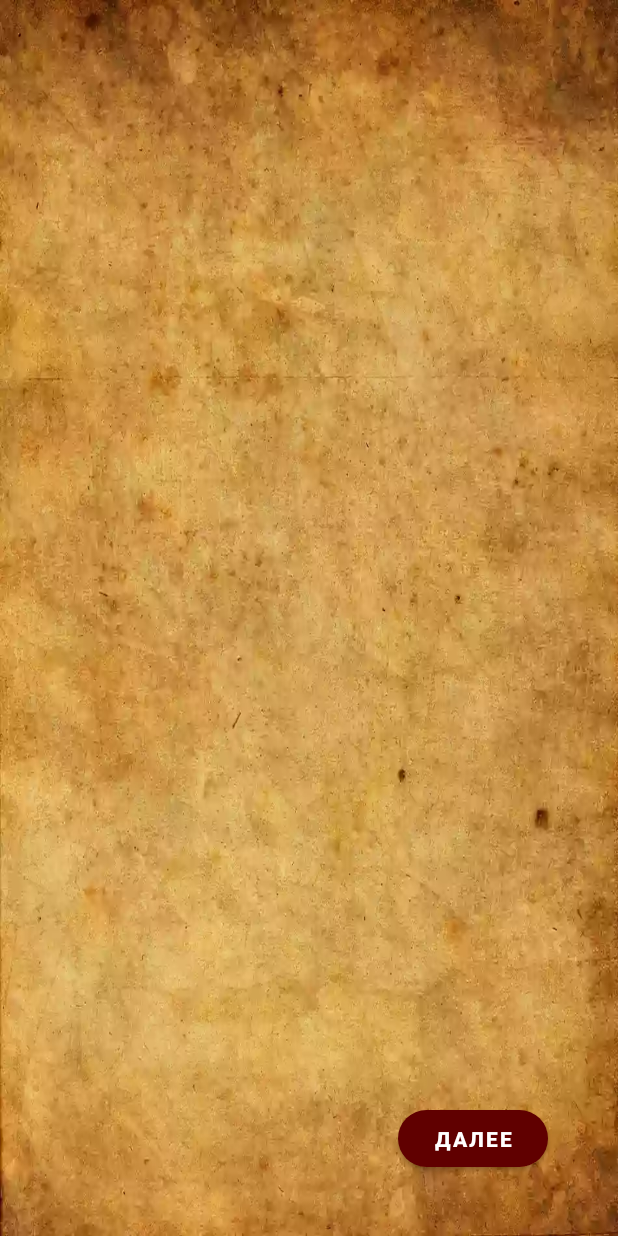
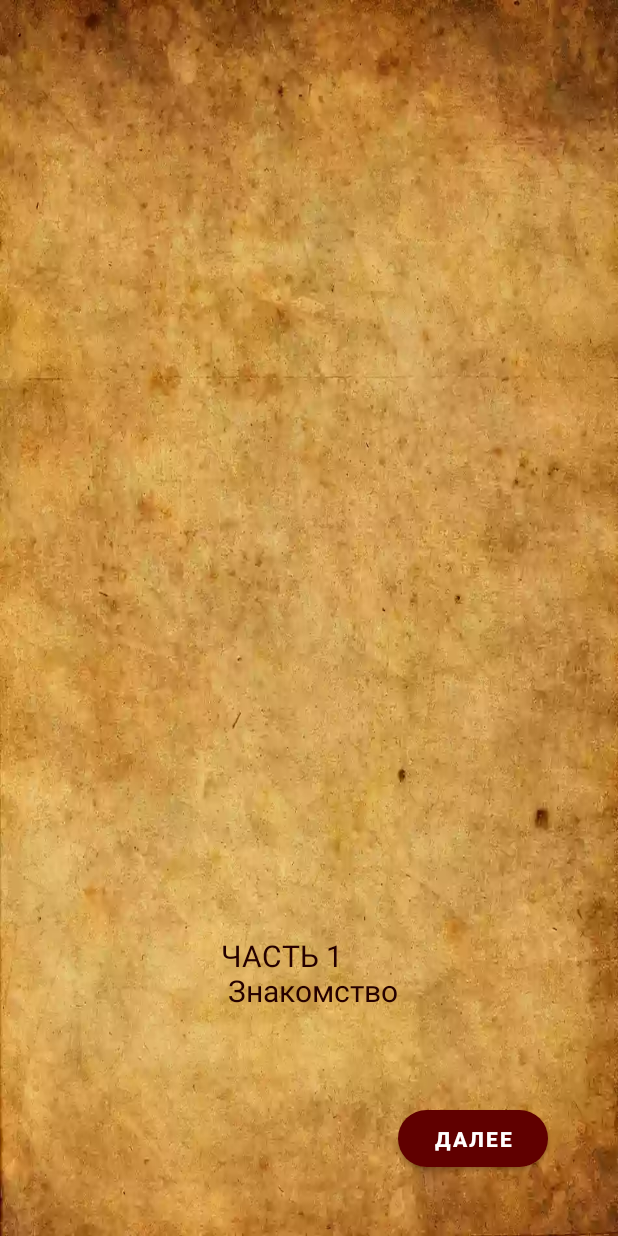
Before and after one commit to SergeyNacc/TextQuest, an Android app: the PartOneFragment screen opened through its navigation route, on a phone screen of 412 x 824 dp. Run offline under Robolectric (Android 15) with nearby library versions, the phone set to English and light mode, and no system bars.

Commit message:
fix history in resources

```diff
--- a/app/src/main/java/nacc/sergey/textquest/MainActivity.kt
+++ b/app/src/main/java/nacc/sergey/textquest/MainActivity.kt
@@ -17,11 +17,5 @@ class MainActivity : AppCompatActivity() {
         setContentView(binding.root)
 
         navController = Navigation.findNavController(this, R.id.nav_host_fragment)
-
-        // код для начала новой игры и фрагмента
-//        supportFragmentManager
-//            .beginTransaction()
-//            .replace(binding.root.id, BaseFragment())
-//            .commit()
     }
 }
--- a/app/src/main/java/nacc/sergey/textquest/PartOneFragment.kt
+++ b/app/src/main/java/nacc/sergey/textquest/PartOneFragment.kt
@@ -5,13 +5,59 @@ import androidx.fragment.app.Fragment
 import android.view.LayoutInflater
 import android.view.View
 import android.view.ViewGroup
+import nacc.sergey.textquest.databinding.FragmentPartOneBinding
 
 class PartOneFragment : Fragment() {
+
+    private lateinit var binding: FragmentPartOneBinding
+
+    private val textPartOneList = listOf((R.string.part_one_0), (R.string.part_one_1),
+        (R.string.part_one_2), (R.string.part_one_3), (R.string.part_one_4), (R.string.part_one_5),
+        (R.string.part_one_6), (R.string.part_one_7), (R.string.part_one_8), (R.string.part_one_9),
+        (R.string.part_one_10), (R.string.part_one_11), (R.string.part_one_12), (R.string.part_one_13),
+        (R.string.part_one_14), (R.string.part_one_15), (R.string.part_one_16), (R.string.part_one_17),
+        (R.string.part_one_18), (R.string.part_one_19), (R.string.part_one_20), (R.string.part_one_21),
+        (R.string.part_one_22), (R.string.part_one_23), (R.string.part_one_24), (R.string.part_one_25),
+        (R.string.part_one_26))
+
+    private var counter = 0
 
     override fun onCreateView(
         inflater: LayoutInflater, container: ViewGroup?,
         savedInstanceState: Bundle?
     ): View? {
-        return inflater.inflate(R.layout.fragment_part_one, container, false)
+        binding = FragmentPartOneBinding.inflate(inflater, container, false)
+        return binding.root
+    }
+
+    override fun onViewCreated(view: View, savedInstanceState: Bundle?) {
+        super.onViewCreated(view, savedInstanceState)
+
+        updateText()
+
+        binding.buttonNext.setOnClickListener {
+            when {
+                counter >= textPartOneList.size - 1 -> {
+                    //запускать следующую главу
+                    (activity as MainActivity)
+                    //.navController.navigate(R.id.)
+                }
+                counter == 16 -> {
+                    //запустить бой сразу или забать вопрос - драться или нет
+                    //осуществить выход из боя с сохранением значения counter
+                    (activity as MainActivity)
+                        .navController.navigate(R.id.action_partOneFragment_to_battleFragment)
+                }
+                else -> {
+                    counter += 1
+                    updateText()
+                }
+            }
+        }
+    }
+
+    private fun updateText() {
+        val textId = textPartOneList[counter]
+        binding.textPlot.setText(textId)
     }
 }
--- a/app/src/main/res/layout/fragment_intro.xml
+++ b/app/src/main/res/layout/fragment_intro.xml
@@ -27,8 +27,8 @@
         android:layout_width="wrap_content"
         android:layout_height="wrap_content"
         android:layout_margin="50dp"
-        android:layout_marginBottom="30dp"
-        android:padding="30dp"
+        android:layout_marginBottom="10dp"
+        android:padding="10dp"
         android:textColor="#250000"
         android:textSize="20sp"
         app:layout_constraintBottom_toTopOf="@+id/button_next"
--- a/app/src/main/res/layout/fragment_part_one.xml
+++ b/app/src/main/res/layout/fragment_part_one.xml
@@ -27,8 +27,8 @@
             android:layout_width="wrap_content"
             android:layout_height="wrap_content"
             android:layout_margin="50dp"
-            android:layout_marginBottom="30dp"
-            android:padding="30dp"
+            android:layout_marginBottom="10dp"
+            android:padding="10dp"
             android:textColor="#250000"
             android:textSize="20sp"
             app:layout_constraintBottom_toTopOf="@+id/button_next"
--- a/app/src/main/res/navigation/nav_graph.xml
+++ b/app/src/main/res/navigation/nav_graph.xml
@@ -27,5 +27,14 @@
         android:id="@+id/partOneFragment"
         android:name="nacc.sergey.textquest.PartOneFragment"
         android:label="fragment_part_one"
-        tools:layout="@layout/fragment_part_one"/>
+        tools:layout="@layout/fragment_part_one">
+        <action
+            android:id="@+id/action_partOneFragment_to_battleFragment"
+            app:destination="@id/battleFragment" />
+    </fragment>
+    <fragment
+        android:id="@+id/battleFragment"
+        android:name="nacc.sergey.textquest.BattleFragment"
+        android:label="fragment_battle"
+        tools:layout="@layout/fragment_battle" />
 </navigation>
--- a/app/src/main/res/values-night/themes.xml
+++ b/app/src/main/res/values-night/themes.xml
@@ -19,9 +19,8 @@
     <!-- стиль кнопок -->
     <style name="Button" parent="Widget.MaterialComponents.Button">
         <item name="cornerRadius">20dp</item>
-        <item name="android:shadowRadius">3</item>
-        <item name="android:shadowColor">@color/black</item>
         <item name="backgroundTint">#600000</item>
+        <item name="android:textStyle">bold</item>
         <item name="android:textColor">@color/white</item>
     </style>
 
--- a/app/src/main/res/values/intro.xml
+++ b/app/src/main/res/values/intro.xml
@@ -35,8 +35,7 @@
     </string>
 
     <string name="intro6">
-            В остальном обычный мент, каких в нашей стране не счесть.
-                Особенно ничем не выделяюсь из общей массы.
+            В остальном обычный чел, каких в нашей стране не счесть.
                 Я стоял у вокзала, докуривая сигарету. Уж не знаю, зачем начал, как-то так получилось,
                 а сейчас уже и не бросить.
                 Рассматривал местную «нечисть»: день еще только начинался,
@@ -51,7 +50,7 @@
                 Иначе я бы выбрал другой атрибут ведьмы, но это ее право.
                 Надо сказать, что в Санкт-Петербурге я никогда не бывал.
                 Октябрь выдался на удивление теплым,
-                радуя слишком уж затянувшимся бабьим летом, и теперь бьет все рекорды по температуре.
+                радуя слишком уж затянувшимся бабьим летом.
     </string>
 
     <string name="intro8">
--- a/app/src/main/res/values/part_one.xml
+++ b/app/src/main/res/values/part_one.xml
@@ -1,7 +1,7 @@
 <?xml version="1.0" encoding="utf-8"?>
 <resources>
     <string name="part_one_0">
-        ЧАСТЬ 1
+        ЧАСТЬ 1\n
         Знакомство
     </string>
 
@@ -9,31 +9,29 @@
         На удивление, двери поезда открылись, но остановку не назвали, сказав только «Конечная».
         Впрочем, я знал, что у Сапсана конечная и есть Санкт-Петербург.
         Хотя, лучше бы, конечно, уточнили.
+        Очень странный вокзал здесь: над поездами была будто крыша.
+        Создавалось впечатление, что мы находимся в помещении или в метро.
     </string>
 
     <string name="part_one_2">
-        Очень странный вокзал здесь: над поездами была будто крыша.
-        Создавалось впечатление, что мы находимся в помещении или в метро.
         Еще, казалось, здесь включили отопление, хотя зачем?
         Мне пришлось быстро снять куртку, чтобы не свариться.
         Под ней у меня была рубашка и толстовка, последнюю тоже пришлось снять.
-        Очень жарко.
+        Очень жарко.\n
+        Так же меня удивили люди: казалось, все они решили последовать Хеллоуиновской традиции,
+        притом, каждый будто пытался переплюнуть своего соседа:
     </string>
 
     <string name="part_one_3">
-        Так же меня удивили люди: казалось, все они решили последовать Хеллоуиновской традиции,
-        притом, каждый будто пытался переплюнуть своего соседа: много народу с черными крыльями,
+        много народу с черными крыльями,
         похожими на вороньи, причем, крепились они как-то очень уж удивительно — под одеждой.
         Для них были специальные прорези! Мда, маразм крепчает: еще и одежду портить ради одного дня.
         В остальном люди выглядели вполне обычно.
+        Я подошел к какому-то парню, стоявшему ко мне спиной, от которого исходил дымок.
     </string>
 
     <string name="part_one_4">
-        Я подошел к какому-то парню, стоявшему ко мне спиной, от которого исходил дымок.
         Очевидно — курит. К его спине так же были прикреплены крылья.
-    </string>
-
-    <string name="part_one_5">
         Я постарался как можно незаметнее дернуть за одно перышко,
         но то крепко держалось (ничего себе клей у чувака, где бы такой купить?).
         Я увеличил нажим, от чего, видимо, активировал какой-то механизм — крылья дернулись,
@@ -41,67 +39,71 @@
         а сам владелец повернулся ко мне.
     </string>
 
-    <string name="part_one_6">
-        — Ты придурок что ли!? — заорал парень.
+    <string name="part_one_5">
+        — Ты придурок что ли!? — заорал парень.\n
         Неадекватный какой-то. Будто я ему больно сделал.
-    </string>
-
-    <string name="part_one_7">
-        Он развернулся ко мне, и я смог понять, под кого он косит: линзы,
-        окрашивающие радужку в красный цвет, удлиненные клыки,
+        Развернувшись ко мне, я смог понять, под кого он косит: линзы,
+        окрашивающие радужку в красный цвет, клыки,
         а на шее большая золотая цепочка с сатанинским крестом…
         Сатанист, который решил прикинуться демоном, не иначе.
     </string>
 
-    <string name="part_one_8">
-        — Да не… Я просто смотрел, как ты крылья сделал…
-        — Ты вообще думаешь, что творишь?
-        — Да я только хотел проверить, на какой клей ты перья сажал.
-        Он посмотрел на меня как на умалишенного.
-        — Это мои крылья, нафига мне клей для них?
-        Воу, маразм крепчает… Сатанист себя действительно с демоном отождествляет…
+    <string name="part_one_6">
+        — Да не… Я просто смотрел, как ты крылья сделал…\n
+        — Ты вообще думаешь, что творишь?\n
+        — Да я только хотел проверить, на какой клей ты перья сажал.\n
+        Он посмотрел на меня как на умалишенного.\n
+        — Это мои крылья, нафига мне клей для них?\n
+        Воу, маразм крепчает… Сатанист себя действительно с демоном отождествляет…\n
+        — Может, ты еще и демон? — усмехнулся я.\n
+        — А что, непохоже?\n
     </string>
 
-    <string name="part_one_9">
-        — Может, ты еще и демон? — усмехнулся я.
-        — А что, непохоже?
-        — Ну, а где рога? — усмехнулся я. Казалось, парень не понял вопроса.
+    <string name="part_one_7">
+        — Ну, а где рога? — усмехнулся я. Казалось, парень не понял вопроса.\n
         — Какие рога? — удивился он. — Ты чего курил, парень? Я ж не олень, чтобы рога носить.
-        Да и девушка моя мне верна… Ну, вроде…
+        Да и девушка моя мне верна… Ну, вроде…\n
         — Ну, такие, которые обычно у демонов есть, — улыбнулся я, — закрученные к верху.
         Да и кожа у тебя не красная…
+    </string>
+
+    <string name="part_one_8">
         — Я не знаю, что ты курил, чувак, но советую тебе бросать… Серьезно.
-        Такая трава до добра не доводит, — парень пошел куда-то от вагона,
+        Такая трава до добра не доводит!- \n
+        парень пошел куда-то от вагона,
         я последовал за ним: я все равно не знал, как выйти с перрона,
         так что оставалось только следовать за местными.
     </string>
 
-    <string name="part_one_10">
-         Да, косплей до конца не продумал, а теперь говорит мне что-то.
+    <string name="part_one_9">
+        Да, косплей до конца не продумал, а теперь говорит мне что-то.
         Он ведь действительно себя демоном считает… Не мое дело, конечно,
         но ему в психушку пора.
-        Следуя за толпой, я прошел через арку, которая вела еще в одно помещение,
+        Следуя за ним, я прошел через арку, которая вела еще в одно помещение,
         как оказалось, сквозное.
+        Я вышел на довольно широкую улицу, вдалеке виднелась площадь.
     </string>
 
-    <string name="part_one_11">
-        Я вышел на довольно широкую улицу, вдалеке виднелась площадь.
+    <string name="part_one_10">
         «Наверно, это и есть Площадь Восстания. Странно, я думал она прямо напротив входа. Но мало ли».
         Улица была вымощена странным асфальтом: он был какой-то красноватый, будто щедро облитый кровью,
         а еще — идеально ровный, заставляющий усомниться,
         что я до сих пор в России.
+    </string>
+
+    <string name="part_one_11">
         А вот здание, из которого я вышел, было крайне высоким, вообще, я не думал,
         что в Питере так много небоскребов, представлял, что тут, наоборот,
         больше исторических зданий.
+        Я видел множество многоэтажек, но стоявших почему-то на большом расстоянии друг от друга.
+        Здания были затянуты частыми решетками со сложным узором.
     </string>
 
     <string name="part_one_12">
-        Я видел множество многоэтажек, но стоявших почему-то на большом расстоянии друг от друга.
-        Здания были затянуты частыми решетками со сложным узором.
         А главное, я понял, что мне врали, что в Питере дожди и не бывает Солнца.
         Нет, тут ужасно жарко, и оно палит так, будто сейчас июль.
         Ничего себе в Питере погода в октябре!
-        Я поудобнее перехватил куртку с толстовкой, мечтая снять и рубашку…
+        Я поудобнее взял куртку с толстовкой, мечтая снять и рубашку…
         Да и джинсы с кроссовками, если честно.
     </string>
 
@@ -111,11 +113,11 @@
         И тут из моей головы вылетело все напрочь:
         по улице шла абсолютно голая девушка со странным боди-артом:
         ее тело было выкрашено в цвета огня, казалось, ее кожа переливалась на Солнце.
-        Так же у нее были каблуки, стилизованные под копыта и даже рожки!
-        Вот это — хороший костюм, на такой бы я каждый день смотрел!
     </string>
 
     <string name="part_one_14">
+        Так же у нее были каблуки, стилизованные под копыта и даже рожки!
+        Вот это — хороший костюм, на такой бы я каждый день смотрел!
         Если мне до этого было жарко, то сейчас мне казалось, что я попал в жерло вулкана.
         Мне было ужасно неудобно смотреть на голую девушку
         (хотя, казалось, никто этого не замечал. Неужели в Питере это норма?
@@ -124,11 +126,12 @@
 
     <string name="part_one_15">
         Она обратила внимание на мой взгляд,
-        развернулась и… поклонилась мне. — Чего желает господин? — спросила она,
-        неплохо отыгрывая роль служанки.
+        развернулась и… поклонилась мне.\n
+        — Чего желает господин? — спросила она,
+        неплохо отыгрывая роль служанки.\n
         Но не успел я хоть что-то ответить, как мне прилетело под дых,
-        от чего у меня моментально выбило все дыхание.
-        — Она — моя! Ты понял?! — возмущался парень,
+        от чего у меня моментально выбило все дыхание.\n
+        — Она — моя! Ты понял?! — возмутился парень,
         который только что чуть не заставил меня лечь на асфальт.
     </string>
 
@@ -140,16 +143,16 @@
     </string>
 
     <string name="part_one_17">
-        — Я ничего и не сказал, — быстро ответил я.
+        — Я ничего и не сказал, — быстро ответил я.\n
         — Она заклейменная, видишь? — он тыкнул в шею девушки,
         в татуировку в виде какой-то монструозной твари.
         Девушка, казалось, не возражала… Видимо, у них такие отношения…
         Ладно, в чужой монастырь со своим уставом…
-        Парочка удалилась, а я провожал ее взглядом, заметив то,
-        что у девушки есть и хвост, заканчивающийся кисточкой, но развить эту мысль я не успел.
+        Они удалились, а я провожал их взглядом, заметив то,
     </string>
 
     <string name="part_one_18">
+        что у девушки есть и хвост, заканчивающийся кисточкой, но развить эту мысль я не успел.\n
         — Мальчик, ты откуда такой? — спросил кто-то сбоку приятным женским голосом.
         Я повернул голову. Это действительно была молодая девушка.
         Она без карнавального костюма, но ужасно красивая.
@@ -162,10 +165,10 @@
         что ты видишь совершенство: идеальные черты лица, в которых нет ни малейшего изъяна,
         красные волосы, идеальная фигура, в меру подтянутая,
         но в нужным местах выпирающая, притом, ощутимо так выпирающая.
-        В топике и коротких облегающих шортах она была до невозможности сексуальна.
     </string>
 
     <string name="part_one_20">
+        В топике и коротких облегающих шортах она была до невозможности сексуальна.
         Но, почему-то я ее не хотел. Вот не знаю почему.
         Я смотрел на нее как на картину, прекрасную, но не возбуждающую.
         Я сам не мог понять, что происходит со мной.
@@ -173,17 +176,17 @@
     </string>
 
     <string name="part_one_21">
-        - Эй, ты чего творишь! — спросил я.
+        - Эй, ты чего творишь! — спросил я.\n
         Может быть, я был бы не против интрижки, но это было как-то неожиданно,
-        что я выдал это на автомате.
+        что я выдал это на автомате.\n
         — Слушай… — начал я, но она, абсолютно не слушая, полезла целоваться.
-        Я попытался отодрать ее от себя. «Она нимфоманка что ли?»
+        Я попытался отодрать ее от себя. «Она нимфоманка что ли?»\n
         — Почему на тебя не действует?! — спросила она, чуть ли не плача.
-        — Что не действует? — не понял я.
-        — Магия суккубов, естественно. Ты же человек?
     </string>
 
     <string name="part_one_22">
+         — Что не действует? — не понял я.\n
+        — Магия суккубов, естественно. Ты же человек?\n
         — Ну, да, как бы, — удивился вопросу я. — Конечно, да и ты человек.
         Еще скажи, что ты — выдуманное существо, демонесса похоти,
         посещающая ночью молодых мужчин и вызывающая у них сладострастные сны? —
@@ -191,7 +194,7 @@
     </string>
 
     <string name="part_one_23">
-        Девушка немного улыбнулась, уже не пытаясь плакать, будто я сказал что-то смешное.
+        Девушка немного улыбнулась, будто я сказал что-то смешное.\n
         — Откуда у тебя такие странные представления? Я не демоница, а суккуб.
         И никакие сны не вызываю, — девушка придвинулась. — Хотя,
         — провела своей рукой по моей щеке, — кто знает, какие сны вам снятся.
@@ -208,12 +211,12 @@
         нужно всего лишь обратиться к психотерапевту.
         Он тебя вылечит. Давай я схожу с тобой, раз ты одна не хочешь, — взяв ее за руки,
         я потащил ее к какому-то парню, стоявшему неподалеку: у него не было никаких крыльев,
-        что внушало доверие в этом сумасшедшем доме.
+        что внушало доверие в этом сумасшедшем доме.\n
         — Я не больна вообще-то, — сказала она, но покорно пошла за мной.
     </string>
 
     <string name="part_one_26">
-        — Парень, слушай, ты не знаешь, где тут находиться ближайший психдиспансер?
+        — Парень, слушай, ты не знаешь, где тут находиться ближайший психдиспансер?\n
         Он повернул ко мне голову, улыбнулся, показав клыки. «И этот туда же…» — обреченно подумал я.
         Тут я точно понял, что Хеллоуин сводит всех с ума, окончательно и бесповоротно.
     </string>
```
Also changed, not shown: app/src/main/java/nacc/sergey/textquest/BattleFragment.kt (added, +18 -0 lines), app/src/main/java/nacc/sergey/textquest/IntroFragment.kt (+9 -10 lines), app/src/main/res/layout/fragment_battle.xml (added, +14 -0 lines).
